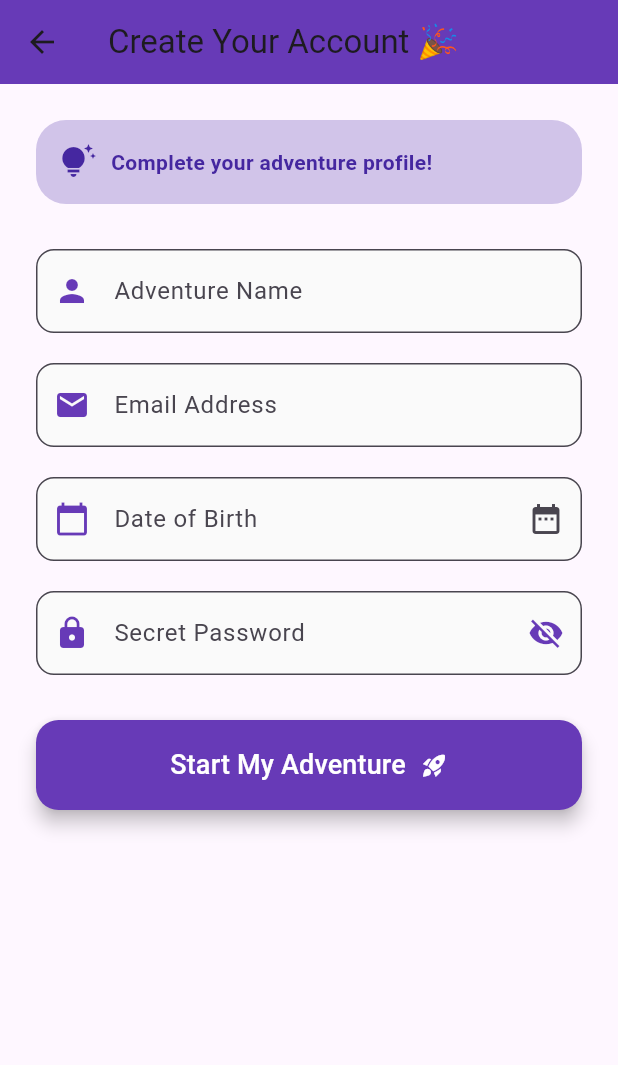
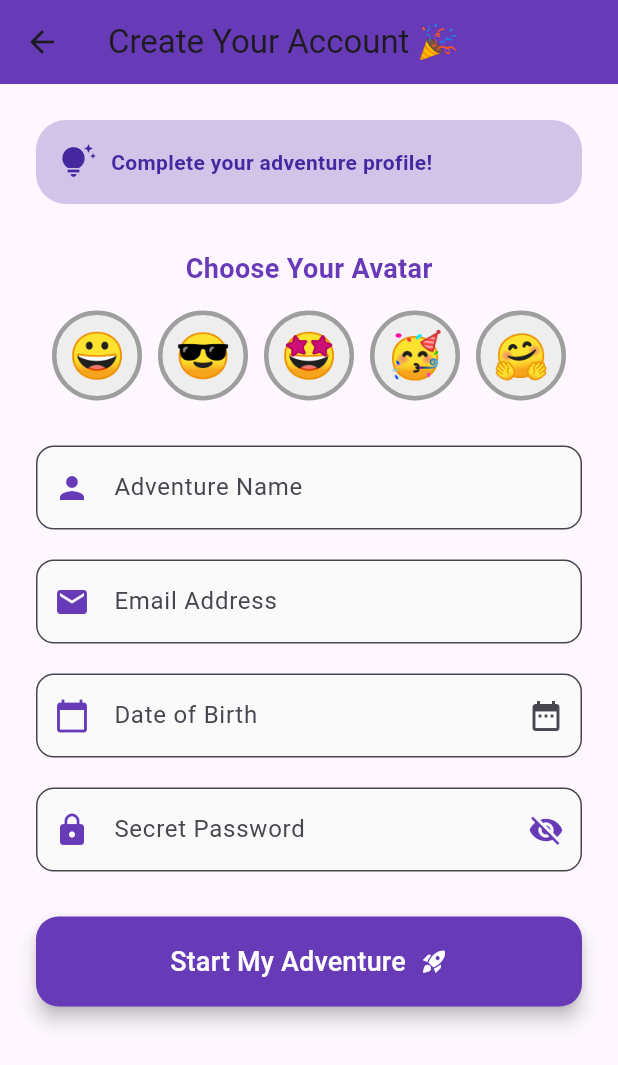
Before and after one commit to princeampofo/act13, a Flutter app: the SignupScreen screen opened directly, on a phone screen of 412 x 824 dp. Shown: the top 1065 px of the screen. Run offline on Flutter 3.47's test engine with Material 3 defaults, Android fonts, the phone set to English and light mode, and no system bars; our stand-ins replace animated_text_kit, confetti.

Commit message:
added avatar selection

```diff
--- a/lib/screens/signup_screen.dart
+++ b/lib/screens/signup_screen.dart
@@ -16,6 +16,12 @@ class _SignupScreenState extends State<SignupScreen> {
   final TextEditingController _dobController = TextEditingController();
   bool _isPasswordVisible = false;
   bool _isLoading = false;
+
+  // Avatar selection - picking from 5 fun avatars!
+  String? _selectedAvatar;
+  final List<String> _avatars = [
+    '😀', '😎', '🤩', '🥳', '🤗',
+  ];
 
   @override
   void dispose() {
@@ -57,7 +63,10 @@ class _SignupScreenState extends State<SignupScreen> {
         Navigator.pushReplacement(
           context,
           MaterialPageRoute(
-            builder: (context) => SuccessScreen(userName: _nameController.text),
+            builder: (context) => SuccessScreen(
+              userName: _nameController.text,
+              userAvatar: _selectedAvatar,
+            ),
           ),
         );
       });
@@ -104,6 +113,51 @@ class _SignupScreenState extends State<SignupScreen> {
                       ),
                     ],
                   ),
+                ),
+                const SizedBox(height: 30),
+
+                // Avatar Selection Section
+                const Text(
+                  'Choose Your Avatar',
+                  style: TextStyle(
+                    fontSize: 18,
+                    fontWeight: FontWeight.bold,
+                    color: Colors.deepPurple,
+                  ),
+                ),
+                const SizedBox(height: 15),
+
+                // Display avatars in a row
+                Row(
+                  mainAxisAlignment: MainAxisAlignment.spaceEvenly,
+                  children: _avatars.map((avatar) {
+                    bool isSelected = _selectedAvatar == avatar;
+                    return GestureDetector(
+                      onTap: () {
+                        setState(() {
+                          _selectedAvatar = avatar;
+                        });
+                      },
+                      child: Container(
+                        width: 60,
+                        height: 60,
+                        decoration: BoxDecoration(
+                          color: isSelected ? Colors.deepPurple : Colors.grey[200],
+                          shape: BoxShape.circle,
+                          border: Border.all(
+                            color: isSelected ? Colors.deepPurple : Colors.grey,
+                            width: 3,
+                          ),
+                        ),
+                        child: Center(
+                          child: Text(
+                            avatar,
+                            style: const TextStyle(fontSize: 30),
+                          ),
+                        ),
+                      ),
+                    );
+                  }).toList(),
                 ),
                 const SizedBox(height: 30),
 
```
Also changed, not shown: lib/screens/success_screen.dart (+17 -5 lines), lib/screens/progress_tracker.dart (added).
